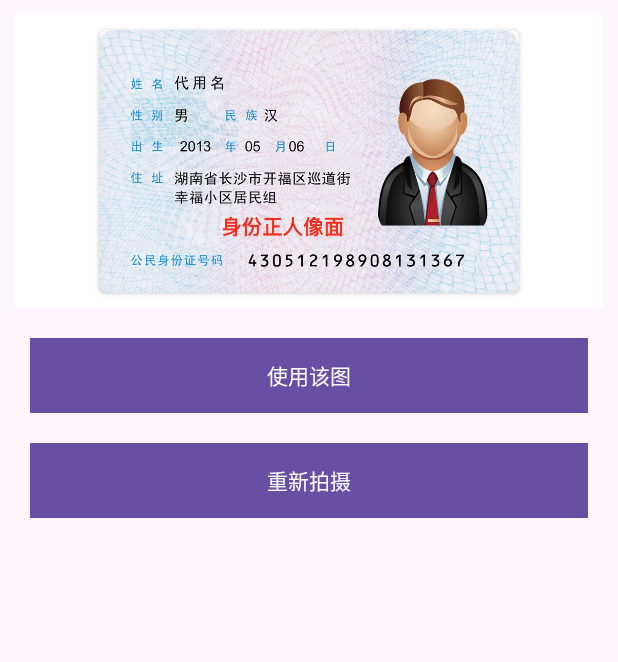
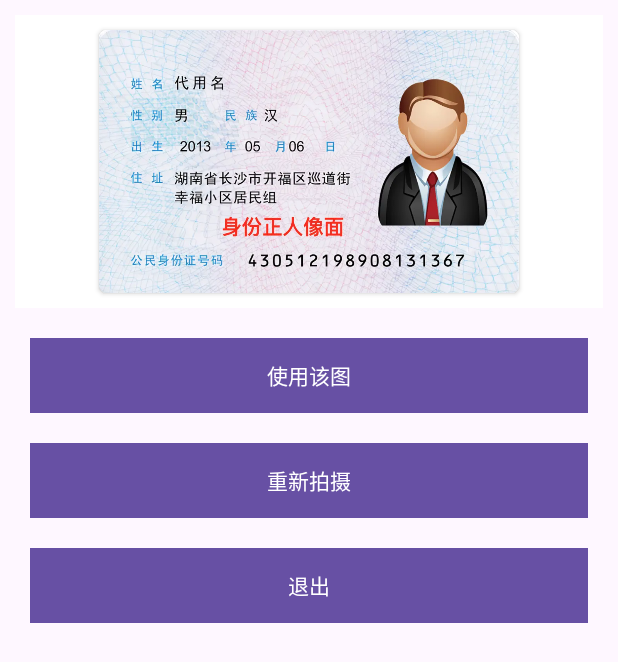
Before and after one commit to JiangNanXiGe2016/CommonSDK, an Android app: the layout activity_pic_result.xml on its own in the app's theme, with its tools: preview values and no code run, on a phone screen of 412 x 824 dp. Shown: the top 662 px of the screen. Run offline under Robolectric (Android 15) with nearby library versions, the phone set to English and light mode, and no system bars.

Commit message:
add:ui finish

```diff
--- a/app/src/main/java/com/example/commondsdk/BaseActionBarActivity.java
+++ b/app/src/main/java/com/example/commondsdk/BaseActionBarActivity.java
@@ -35,7 +35,7 @@ public class BaseActionBarActivity extends AppCompatActivity {
 
     void showNavigation(boolean show) {
         actionBar.setHomeButtonEnabled(show);
-        actionBar.setDisplayHomeAsUpEnabled(true);
+        actionBar.setDisplayHomeAsUpEnabled(show);
     }
 
     @Override
--- a/app/src/main/java/com/example/commondsdk/OcrCameraPreviewActivity.java
+++ b/app/src/main/java/com/example/commondsdk/OcrCameraPreviewActivity.java
@@ -54,6 +54,8 @@ public class OcrCameraPreviewActivity extends BaseActionBarActivity {
             previewBinding.hintTv.setText(backText);
         }
         previewBinding.ocrCameraView.enableOnFrame(true);
+
+        // 相机出帧回调
         previewBinding.ocrCameraView.addFrameListener(new OrcCameraView.OnFrameListener() {
             @Override
             public void onFrame(ImageReader imageReader) {
@@ -91,7 +93,7 @@ public class OcrCameraPreviewActivity extends BaseActionBarActivity {
     private boolean isPerfect(int type, byte[] image, int imgW, int imgH) {
         Random random = new Random();
         int ret = random.nextInt(1000);
-        return ret % 5 == 0;
+        return ret % 19 == 0;
     }
 
 
--- a/app/src/main/res/layout/activity_pic_result.xml
+++ b/app/src/main/res/layout/activity_pic_result.xml
@@ -57,4 +57,16 @@
         app:layout_constraintRight_toRightOf="parent"
         app:layout_constraintTop_toBottomOf="@id/use_pic" />
 
+    <Button
+        android:id="@+id/quite_app"
+        android:layout_width="match_parent"
+        android:layout_height="50dp"
+        android:layout_margin="20dp"
+        android:background="@android:color/holo_red_light"
+        android:text="@string/quite_app"
+        android:textColor="@color/white"
+        app:layout_constraintLeft_toLeftOf="parent"
+        app:layout_constraintRight_toRightOf="parent"
+        app:layout_constraintTop_toBottomOf="@id/take_pic_again" />
+
 </androidx.constraintlayout.widget.ConstraintLayout>
--- a/app/src/main/res/values/strings.xml
+++ b/app/src/main/res/values/strings.xml
@@ -4,6 +4,12 @@
     <string name="start_take_pic">开始拍摄身份证</string>
     <string name="main_title">Orc身份证识别</string>
     <string name="result_title">身份证</string>
+
+    <string name="act_result_title">"证件识别结果"</string>
+
+    <string name="act_main_title">"身份证件照"</string>
+
+
     <string name="radio_front">正面</string>
     <string name="use_pic">使用该图</string>
     <string name="take_pic_again">重新拍摄</string>
```
Also changed, not shown: app/src/main/java/com/example/commondsdk/MainActivity.java (+7 -7 lines), app/src/main/java/com/example/commondsdk/PicResultActivity.java (+5 -3 lines), app/src/main/res/layout/activity_ocr_camera_preview.xml (+15 -16 lines).
